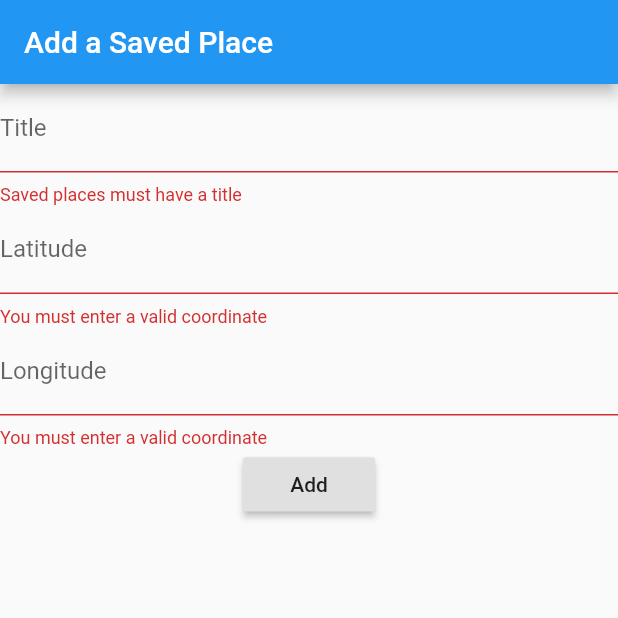
After one commit to chrisnorman7/crowflight, a Flutter app: the AddSavedPlaceWidget screen opened directly, after a tap on "Add", on a phone screen of 412 x 824 dp, the top half of it. The commit adds this screen. Run offline on Flutter 3.47's test engine with Material 2 defaults, Android fonts, the phone set to English and light mode, and no system bars; our stand-ins replace location, vibration.

Commit message:
Made it possible to add saved places, although they are not currently saved.

```diff
--- a/CrowFlight/lib/constants.dart
+++ b/CrowFlight/lib/constants.dart
@@ -1,4 +1,7 @@
+import 'dart:async';
 import 'package:location/location.dart';
+
+import 'saved_place.dart';
 
 const String loadingString = 'Loading...';
 const int metresPerKilometre = 1000;
@@ -26,3 +29,7 @@ class Coordinates {
 }
 
 final Coordinates coordinates = Coordinates();
+
+List<SavedPlace> savedPlacesList = <SavedPlace>[];
+
+final StreamController<List<SavedPlace>> savedPlacesStreamController = StreamController<List<SavedPlace>>.broadcast();
--- /dev/null
+++ b/CrowFlight/lib/forms/add_saved_place.dart
@@ -0,0 +1,100 @@
+import 'package:flutter/material.dart';
+import 'package:flutter/services.dart';
+
+import '../constants.dart';
+import '../saved_place.dart';
+import '../utils.dart';
+
+class AddSavedPlaceWidget extends StatefulWidget {
+  @override
+  AddSavedPlaceWidgetState createState() => AddSavedPlaceWidgetState();
+}
+
+class AddSavedPlaceWidgetState extends State<AddSavedPlaceWidget> {
+  final GlobalKey<FormState> _formKey = GlobalKey<FormState>(debugLabel: 'Add saved place form');
+  final TextEditingController _titleController = TextEditingController();
+  final TextEditingController _latitudeController = TextEditingController(text: coordinates.latitude == null? '' : coordinates.latitude.toString());
+  final TextEditingController _longitudeController = TextEditingController(text: coordinates.longitude == null? '' : coordinates.longitude.toString());
+
+  @override
+  void dispose() {
+    for (final TextEditingController controller in <TextEditingController>[
+      _titleController,
+      _latitudeController,
+      _longitudeController
+    ]) {
+      controller.dispose();
+    }
+    super.dispose();
+  }
+
+  @override
+  Widget build(BuildContext context) {
+    const TextInputType coordinatesKeyboardType = TextInputType.numberWithOptions(decimal: true);
+    String coordinateValidator(String value) {
+      if (num.tryParse(value) == null) {
+        return 'You must enter a valid coordinate';
+      }
+      return null;
+    }
+    return Scaffold (
+      appBar: AppBar(
+        title: const Text('Add a Saved Place'),
+      ),
+      body: Form(
+        key: _formKey,
+        child: Column(
+          children: <Widget>[
+            TextFormField(
+              decoration: const InputDecoration(
+                labelText: 'Title',
+                hintText: 'The title of your saved place'
+              ),
+              textCapitalization: TextCapitalization.sentences,
+              controller: _titleController,
+              validator: (String value) {
+                if (value.isEmpty == true) {
+                  return 'Saved places must have a title';
+                }
+                return null;
+              }
+            ),
+            TextFormField(
+              decoration: const InputDecoration(
+                labelText: 'Latitude',
+                hintText: 'Latitude coordinate'
+              ),
+              keyboardType: coordinatesKeyboardType,
+              controller: _latitudeController,
+              validator: coordinateValidator
+            ),
+            TextFormField(
+              decoration: const InputDecoration(
+                labelText: 'Longitude',
+                hintText: 'Longitude coordinate'
+              ),
+              keyboardType: coordinatesKeyboardType,
+              controller: _longitudeController,
+              validator: coordinateValidator
+            ),
+            RaisedButton(
+              child: const Text('Add'),
+              onPressed: () {
+                if (_formKey.currentState.validate() == true) {
+                  final SavedPlace place = SavedPlace(
+                    double.parse(_latitudeController.text),
+                    double.parse(_longitudeController.text),
+                    _titleController.text
+                  );
+                  savedPlacesList.add(place);
+                  updateSavedPlaces();
+                  Navigator.pop(context);
+                }
+              }
+            )
+          ]
+        )
+      )
+    );
+  }
+}
```
Also changed, not shown: CrowFlight/lib/tabs/saved_places.dart (+36 -2 lines), CrowFlight/lib/utils.dart (+19 -0 lines).
